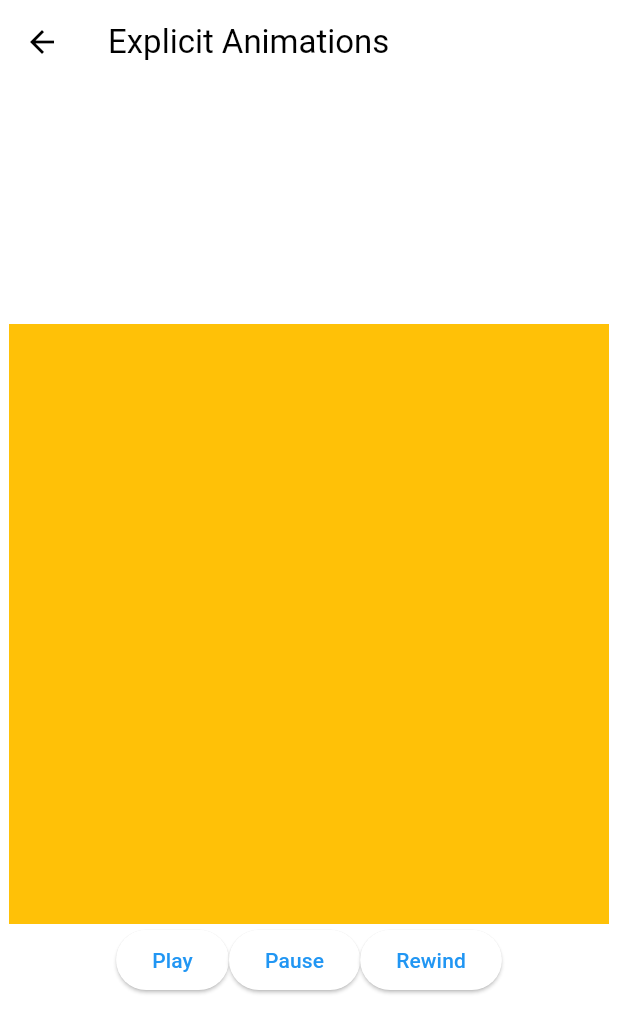
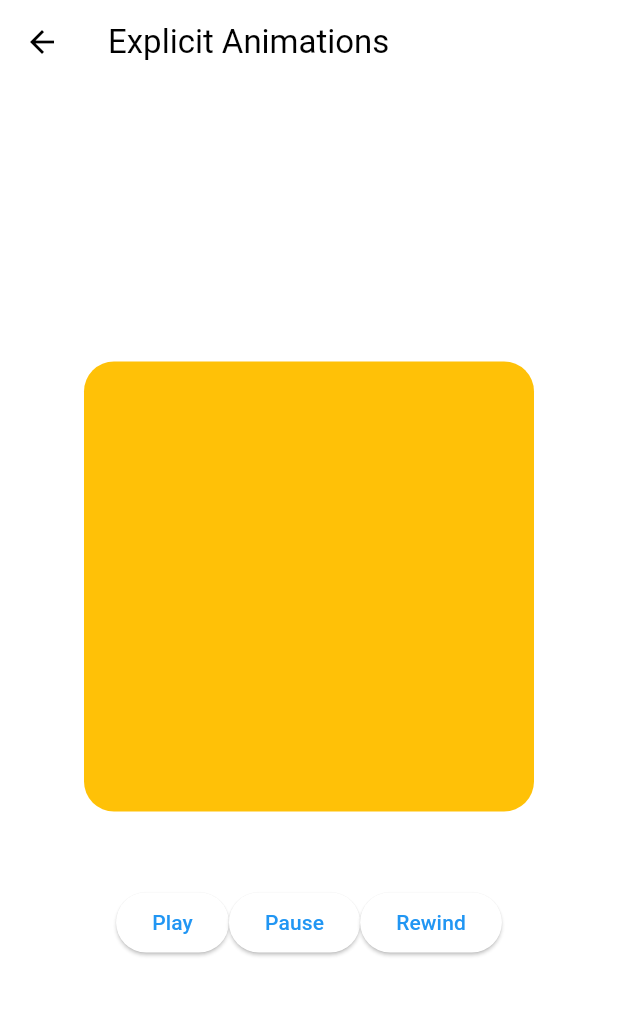
Before and after one commit to Bullets-jyr/flutter_animations_masterclass, a Flutter app: the ExplicitAnimationScreen screen opened directly, on a phone screen of 412 x 824 dp. Shown: the top 1033 px of the screen. Run offline on Flutter 3.47's test engine with Material 3 defaults, Android fonts, the phone set to English and light mode, and no system bars.

Commit message:
feat: Explicit Widgets
Closes: #FA-16

```diff
--- a/lib/screens/explicit_animation_screen.dart
+++ b/lib/screens/explicit_animation_screen.dart
@@ -34,14 +34,44 @@ class _ExplicitAnimationScreenState extends State<ExplicitAnimationScreen>
     // lowerBound: 50.0,
     // upperBound: 100.0,
   );
-    // ..addListener(() {
-    //   // 이건 매번 컨트롤러의 값이 바뀔 때마다 함수를 실행할 거야
-    //   setState(() {});
-    // });
 
-  late final Animation<Color?> _color = ColorTween(
-    begin: Colors.amber,
-    end: Colors.red,
+  // ..addListener(() {
+  //   // 이건 매번 컨트롤러의 값이 바뀔 때마다 함수를 실행할 거야
+  //   setState(() {});
+  // });
+
+  // late final Animation<Color?> _color = ColorTween(
+  //   begin: Colors.amber,
+  //   end: Colors.red,
+  // ).animate(_animationController);
+
+  late final Animation<Decoration> _decoration = DecorationTween(
+    begin: BoxDecoration(
+      color: Colors.amber,
+      borderRadius: BorderRadius.circular(20),
+    ),
+    end: BoxDecoration(
+      color: Colors.red,
+      borderRadius: BorderRadius.circular(120),
+    ),
+  ).animate(_animationController);
+
+  late final Animation<double> _rotation = Tween(
+    begin: 0.0,
+    end: 2.0,
+  ).animate(_animationController);
+
+  late final Animation<double> _scale = Tween(
+    begin: 1.0,
+    end: 1.1,
+  ).animate(_animationController);
+
+  late final Animation<Offset> _position = Tween(
+    begin: Offset.zero,
+    // -1: 100퍼센트
+    // end: Offset(0, -1),
+    // end: Offset(0, -0.5),
+    end: Offset(0, -0.2),
   ).animate(_animationController);
 
   @override
@@ -56,6 +86,12 @@ class _ExplicitAnimationScreenState extends State<ExplicitAnimationScreen>
     Timer.periodic(const Duration(milliseconds: 500), (timer) {
       print(_animationController.value);
     });
+  }
+
+  @override
+  void dispose() {
+    _animationController.dispose();
+    super.dispose();
   }
 
   void _play() {
@@ -81,32 +117,53 @@ class _ExplicitAnimationScreenState extends State<ExplicitAnimationScreen>
         child: Column(
           mainAxisAlignment: MainAxisAlignment.center,
           children: [
+            SlideTransition(
+              position: _position,
+              child: ScaleTransition(
+                scale: _scale,
+                child: RotationTransition(
+                  turns: _rotation,
+                  child: DecoratedBoxTransition(
+                    decoration: _decoration,
+                    child: const SizedBox(
+                      height: 300,
+                      width: 300,
+                    ),
+                  ),
+                ),
+              ),
+            ),
+            const SizedBox(
+              height: 50,
+            ),
             // tween: 트윈을 사용하면 애니메이션 대상의 시작과 끝을 지정할 수 있어
-            AnimatedBuilder(
-              // animation: _animationController,
-              animation: _color,
-              builder: (context, child) {
-                return Container(
-                  color: _color.value,
-                  width: 400,
-                  height: 400,
-                );
-                // return Opacity(
-                //   opacity: _animationController.value,
-                //   child: Container(
-                //     color: Colors.amber,
-                //     width: 400,
-                //     height: 400,
-                //   ),
-                // );
-                // return Text(
-                //   '${_animationController.value}',
-                //   style: TextStyle(
-                //     fontSize: 58,
-                //   ),
-                // );
-              },
-            ),
+            // AnimatedBuilder는 최후의 수단으로 사용해야해, explicit(명시적) 애니메이션을 사용한 경우에 말야
+            // xxxTransition: Transition으로 끝나는건 explicit 애니메이션이야. 알겠지?
+            // AnimatedBuilder(
+            //   // animation: _animationController,
+            //   animation: _color,
+            //   builder: (context, child) {
+            //     return Container(
+            //       color: _color.value,
+            //       width: 400,
+            //       height: 400,
+            //     );
+            //     // return Opacity(
+            //     //   opacity: _animationController.value,
+            //     //   child: Container(
+            //     //     color: Colors.amber,
+            //     //     width: 400,
+            //     //     height: 400,
+            //     //   ),
+            //     // );
+            //     // return Text(
+            //     //   '${_animationController.value}',
+            //     //   style: TextStyle(
+            //     //     fontSize: 58,
+            //     //   ),
+            //     // );
+            //   },
+            // ),
             Row(
               mainAxisAlignment: MainAxisAlignment.center,
               children: [
```
